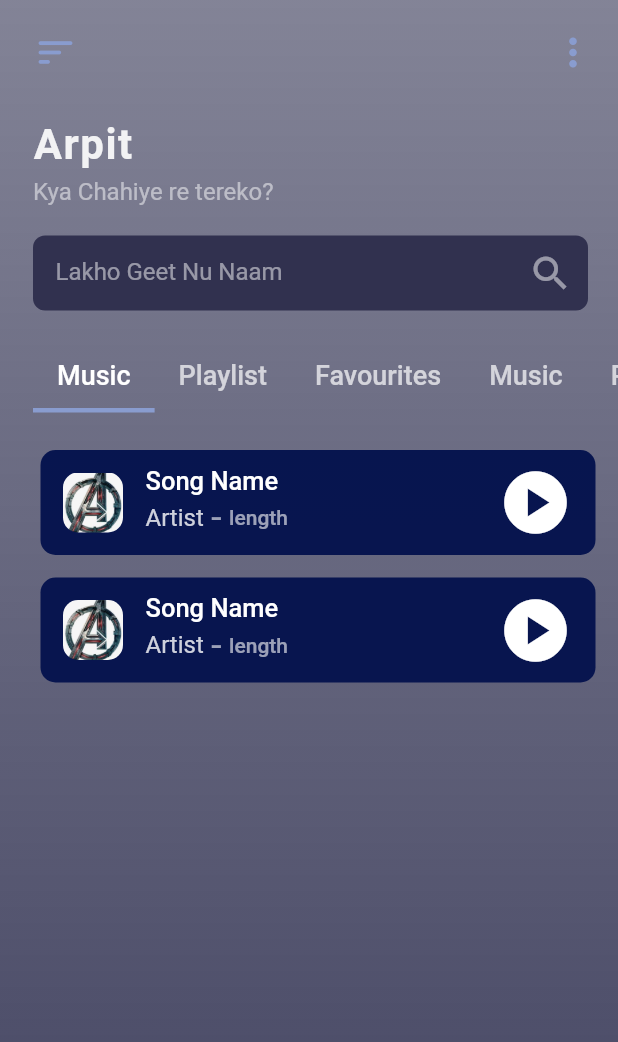
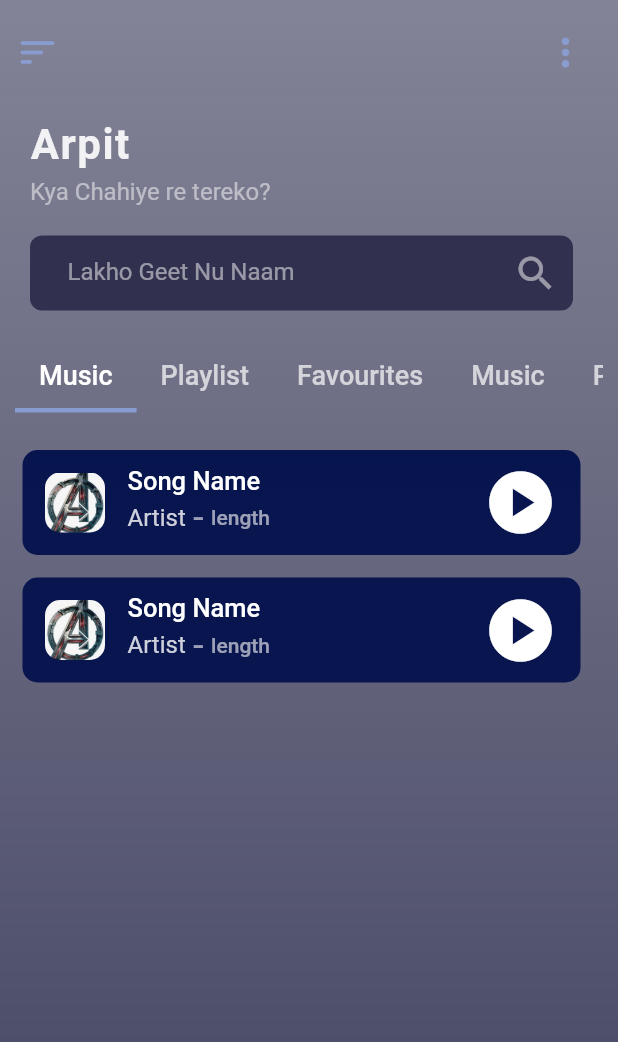
Before and after one commit to ArpitVadariya/music, a Flutter app: the screen it shows after launch, on a phone screen of 412 x 824 dp. Shown: the top 1042 px of the screen. Run offline on Flutter 3.47's test engine with Material 2 defaults, Android fonts, the phone set to English and light mode, and no system bars; our stand-ins replace on_audio_query.

Commit message:
chhote magar major updates

```diff
--- a/lib/Pages/HomePage.dart
+++ b/lib/Pages/HomePage.dart
@@ -24,12 +24,12 @@ class HomePage extends StatelessWidget {
           backgroundColor: Colors.transparent,
           body: SafeArea(
             child: Padding(
-              padding: EdgeInsets.only(top: 20, left: 22),
+              padding: EdgeInsets.only(top: 20, left: 10, right: 10),
               child: Column(
                 crossAxisAlignment: CrossAxisAlignment.start,
                 children: [
                   Padding(
-                    padding: EdgeInsets.only(right: 15),
+                    padding: EdgeInsets.only(right: 10),
                     child: Row(
                       mainAxisAlignment: MainAxisAlignment.spaceBetween,
                       children: [
@@ -54,7 +54,7 @@ class HomePage extends StatelessWidget {
                   ),
                   SizedBox(height: 30),
                   Padding(
-                    padding: EdgeInsets.only(bottom: 5),
+                    padding: EdgeInsets.only(bottom: 5, left: 10),
                     child: Text(
                       "Arpit",
                       style: TextStyle(
@@ -66,7 +66,7 @@ class HomePage extends StatelessWidget {
                     ),
                   ),
                   Padding(
-                    padding: EdgeInsets.only(bottom: 5),
+                    padding: EdgeInsets.only(bottom: 5, left: 10),
                     child: Text(
                       "Kya Chahiye re tereko?",
                       style: TextStyle(
@@ -76,7 +76,8 @@ class HomePage extends StatelessWidget {
                     ),
                   ),
                   Padding(
-                    padding: EdgeInsets.only(top: 15, right: 20, bottom: 20),
+                    padding: EdgeInsets.only(
+                        top: 15, right: 20, bottom: 20, left: 10),
                     child: Container(
                       height: 50,
                       width: 380,
@@ -89,6 +90,7 @@ class HomePage extends StatelessWidget {
                         children: [
                           Container(
                             margin: EdgeInsets.symmetric(horizontal: 15),
+                            padding: EdgeInsets.only(left: 10),
                             height: 50,
                             width: 200,
                             child: TextFormField(
```
